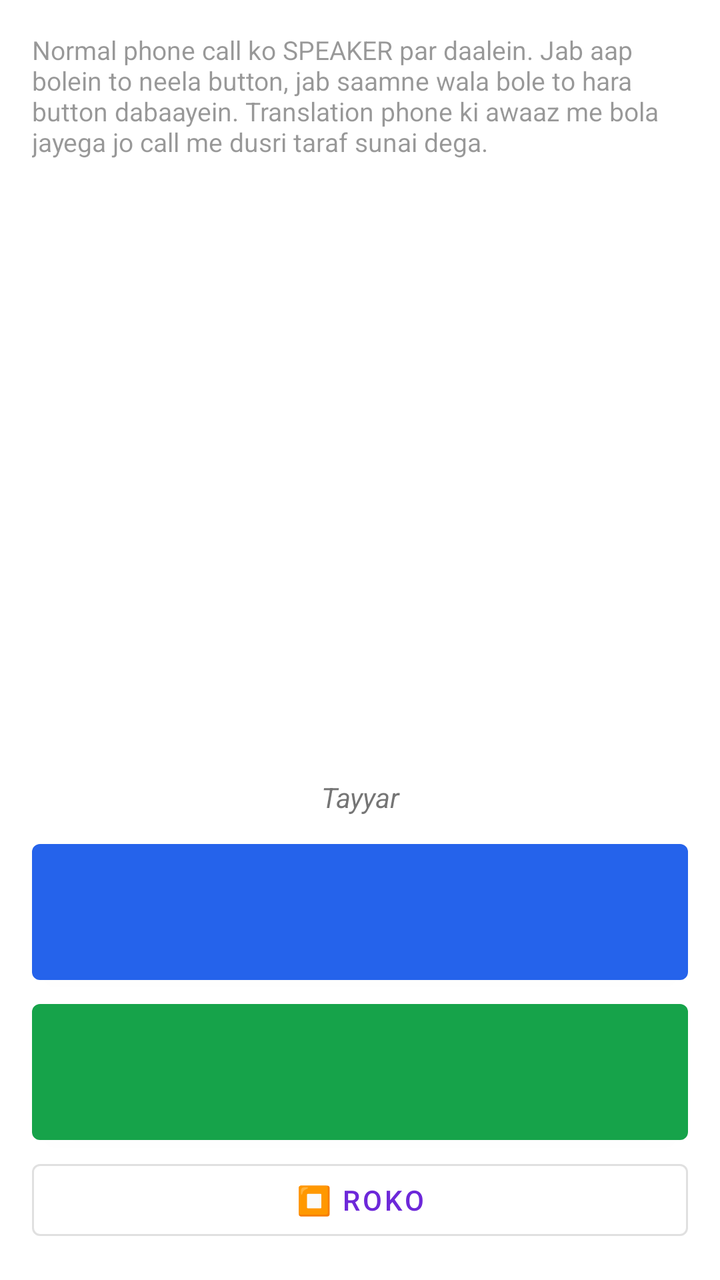
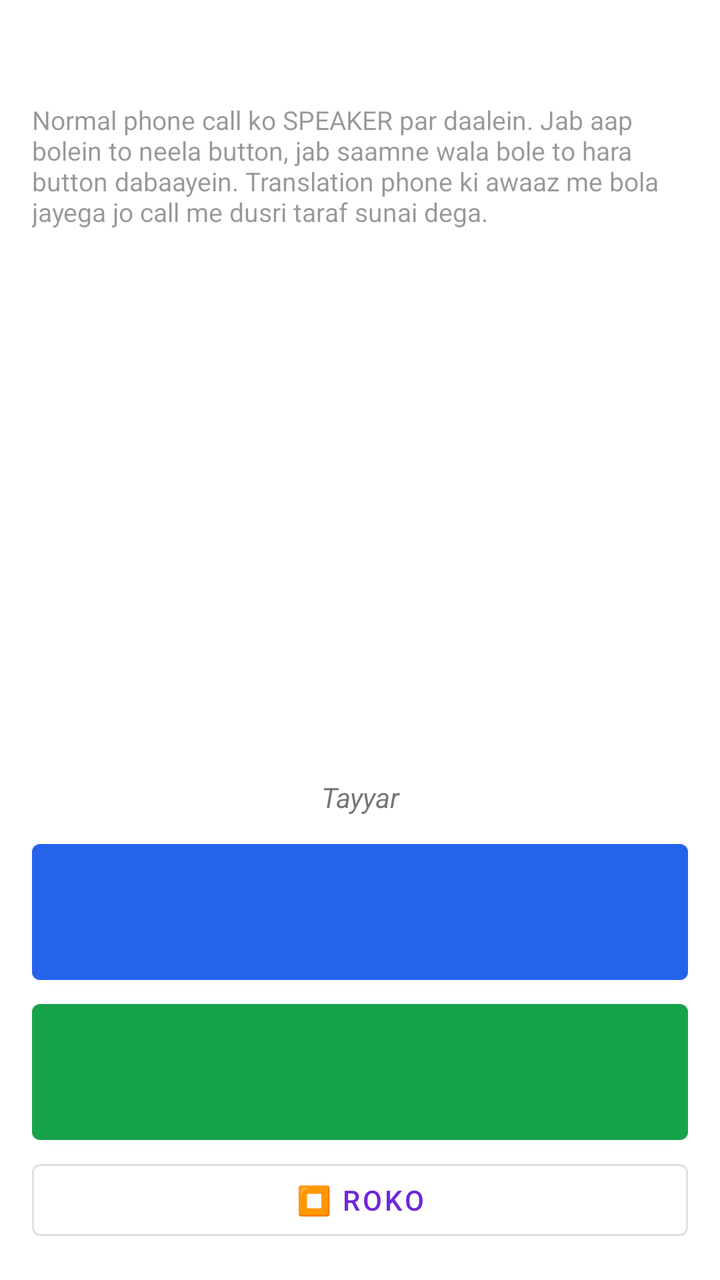

The first picture is an Android layout as it rendered before a commit; the second is the same layout after the commit. The layout source and the unified diff follow.
<!-- AndroidManifest.xml: application theme Theme.LiveTranslator -->
<!-- res/layout/activity_interpreter.xml -->
<?xml version="1.0" encoding="utf-8"?>
<LinearLayout xmlns:android="http://schemas.android.com/apk/res/android"
    android:layout_width="match_parent" android:layout_height="match_parent"
    android:orientation="vertical" android:padding="16dp">

    <TextView android:layout_width="match_parent" android:layout_height="wrap_content" android:alpha="0.75"
        android:textSize="13sp"
        android:text="Normal phone call ko SPEAKER par daalein. Jab aap bolein to neela button, jab saamne wala bole to hara button dabaayein. Translation phone ki awaaz me bola jayega jo call me dusri taraf sunai dega." />

    <ScrollView android:id="@+id/scroll" android:layout_width="match_parent"
        android:layout_height="0dp" android:layout_weight="1" android:layout_marginTop="8dp">
        <TextView android:id="@+id/tvTranscript" android:layout_width="match_parent"
            android:layout_height="wrap_content" android:textSize="17sp" android:textIsSelectable="true" />
    </ScrollView>

    <TextView android:id="@+id/tvStatus" android:layout_width="match_parent"
        android:layout_height="wrap_content" android:padding="8dp" android:gravity="center"
        android:textStyle="italic" android:text="Tayyar" />

    <com.google.android.material.button.MaterialButton android:id="@+id/btnMe"
        xmlns:app="http://schemas.android.com/apk/res-auto"
        android:layout_width="match_parent" android:layout_height="80dp"
        android:textSize="18sp" app:backgroundTint="@color/me" />

    <com.google.android.material.button.MaterialButton android:id="@+id/btnOther"
        xmlns:app="http://schemas.android.com/apk/res-auto"
        android:layout_width="match_parent" android:layout_height="80dp"
        android:textSize="18sp" app:backgroundTint="@color/other" />

    <com.google.android.material.button.MaterialButton android:id="@+id/btnStop"
        style="@style/Widget.MaterialComponents.Button.OutlinedButton"
        android:layout_width="match_parent" android:layout_height="wrap_content"
        android:text="⏹ Roko" />
</LinearLayout>
<!-- resources referenced by this layout -->
<resources>
  <color name="me">#FF2563EB</color>
  <color name="other">#FF16A34A</color>
  <style name="Theme.LiveTranslator" parent="Theme.MaterialComponents.DayNight.DarkActionBar">
          <item name="colorPrimary">@color/brand</item>
          <item name="colorPrimaryVariant">@color/brand_dark</item>
          <item name="colorOnPrimary">#FFFFFFFF</item>
          <item name="colorSecondary">@color/accent</item>
          <item name="colorOnSecondary">#FFFFFFFF</item>
      </style>
  <color name="brand">#FF6D28D9</color>
  <color name="brand_dark">#FF4C1D95</color>
  <color name="accent">#FFF97316</color>
</resources>

<!-- the commit's change to res/layout/activity_interpreter.xml (unified diff, before → after) -->
@@ -2,6 +2,10 @@
 <LinearLayout xmlns:android="http://schemas.android.com/apk/res/android"
     android:layout_width="match_parent" android:layout_height="match_parent"
     android:orientation="vertical" android:padding="16dp">
+
+    <TextView android:id="@+id/tvTitle" android:layout_width="match_parent"
+        android:layout_height="wrap_content" android:paddingBottom="8dp"
+        android:textSize="20sp" android:textStyle="bold" />
 
     <TextView android:layout_width="match_parent" android:layout_height="wrap_content" android:alpha="0.75"
         android:textSize="13sp"
<!-- resource entries referenced after the edit -->
@@ -2,7 +2,7 @@
 <resources>
   <color name="me">#FF2563EB</color>
   <color name="other">#FF16A34A</color>
-  <style name="Theme.LiveTranslator" parent="Theme.MaterialComponents.DayNight.DarkActionBar">
+  <style name="Theme.LiveTranslator" parent="Theme.MaterialComponents.DayNight.NoActionBar">
           <item name="colorPrimary">@color/brand</item>
           <item name="colorPrimaryVariant">@color/brand_dark</item>
           <item name="colorOnPrimary">#FFFFFFFF</item>
